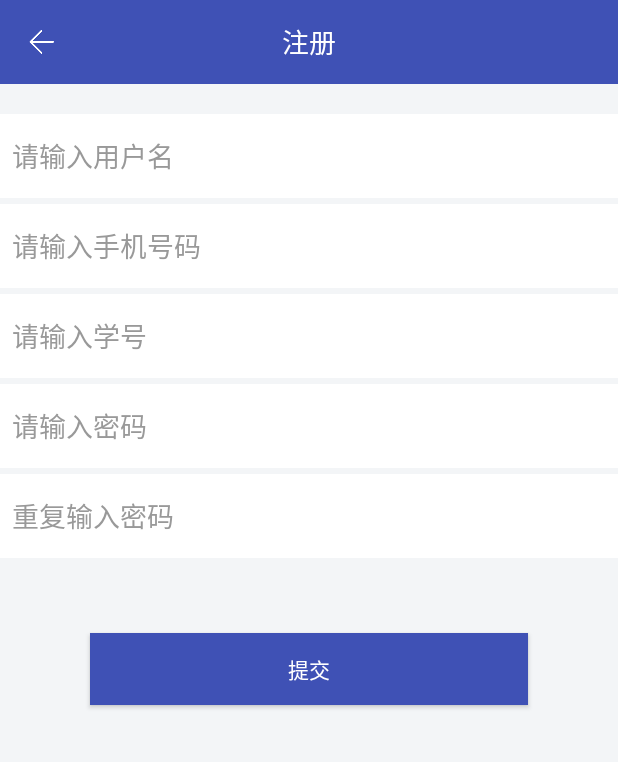
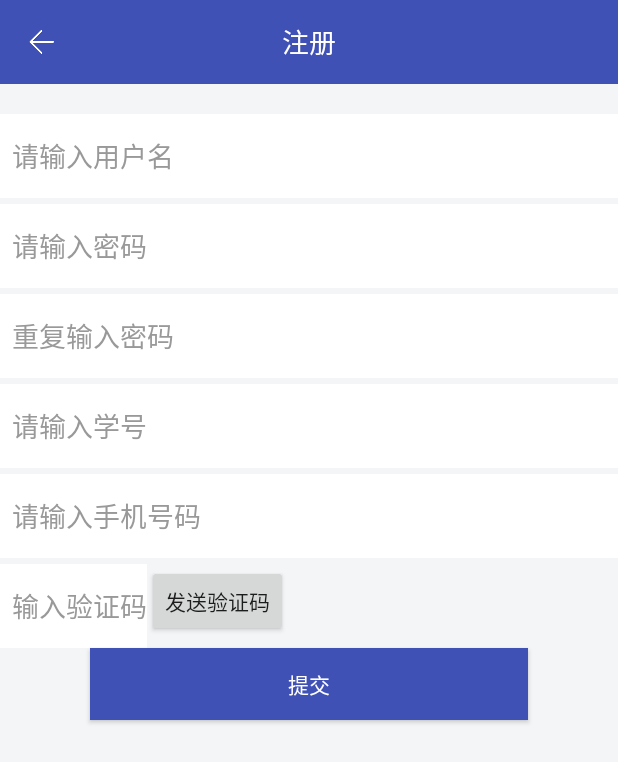
Before and after one commit to xyzamo/CampusApp, an Android app: the RegisterActivity screen opened directly, with no data from a screen before it, after a tap on "提交", on a phone screen of 412 x 824 dp. Shown: the top 762 px of the screen. Run offline under Robolectric (Android 15) with nearby library versions, the phone set to English and light mode, and no system bars; libraries missing offline, so code that uses them is left out: cn.bmob.sms, cn.bmob.v3.

Commit message:
手机号码登录button

```diff
--- a/app/build.gradle
+++ b/app/build.gradle
@@ -27,6 +27,7 @@ dependencies {
     androidTestImplementation 'com.android.support.test.espresso:espresso-core:3.0.1'
     compile 'com.android.support:appcompat-v7:26.1.0'
     compile 'cn.bmob.android:bmob-sdk:3.5.0'
+    compile 'cn.bmob.android:bmob-sms:1.0.1'
     compile 'org.greenrobot:eventbus:3.0.0'
     compile 'com.github.bumptech.glide:glide:3.7.0'
     compile 'cn.bmob.android:http-legacy:1.0'
--- a/app/src/main/AndroidManifest.xml
+++ b/app/src/main/AndroidManifest.xml
@@ -28,7 +28,6 @@
         <activity android:name=".ui.WelcomeActivity">
             <intent-filter>
                 <action android:name="android.intent.action.MAIN" />
-
                 <category android:name="android.intent.category.LAUNCHER" />
             </intent-filter>
         </activity>
--- a/app/src/main/java/com/test/question/App.java
+++ b/app/src/main/java/com/test/question/App.java
@@ -3,6 +3,9 @@ package com.test.question;
 import android.app.Application;
 import android.content.Context;
 
+import com.test.question.ui.MainActivity;
+
+import cn.bmob.sms.BmobSMS;
 import cn.bmob.v3.Bmob;
 
 
@@ -15,5 +18,6 @@ public class App extends Application {
         super.onCreate();
         mContext = getApplicationContext();
         Bmob.initialize(this, "4557c29cfeab2a38b4de6a5fd0158be8");
+        BmobSMS.initialize(this, "4557c29cfeab2a38b4de6a5fd0158be8");
     }
 }
--- a/app/src/main/java/com/test/question/ui/LoginActivity.java
+++ b/app/src/main/java/com/test/question/ui/LoginActivity.java
@@ -7,6 +7,7 @@ import android.preference.PreferenceManager;
 import android.support.annotation.Nullable;
 import android.text.TextUtils;
 import android.view.View;
+import android.widget.Button;
 import android.widget.CheckBox;
 import android.widget.EditText;
 import android.widget.TextView;
@@ -26,6 +27,7 @@ public class LoginActivity extends BaseActivity implements View.OnClickListener
     private EditText etPwd;
     private TextView btLogin;
     private TextView tv_register;
+    private Button btSmsLogin;
     private LoginActivity context;
     private CheckBox remberPass;
     private SharedPreferences pref;
@@ -47,7 +49,6 @@ public class LoginActivity extends BaseActivity implements View.OnClickListener
             etName.setText(account);
             etPwd.setText(passwo);
             remberPass.setChecked(true);
-
         }
     }
 
@@ -56,15 +57,21 @@ public class LoginActivity extends BaseActivity implements View.OnClickListener
         etPwd = (EditText)findViewById(R.id.et_pwd);
         btLogin = (TextView)findViewById(R.id.bt_login);
         tv_register = (TextView)findViewById(R.id.tv_register);
+        btSmsLogin = (Button) findViewById(R.id.id_btn_loginsms);
         remberPass = (CheckBox)findViewById(R.id.rember_psd);
 
         btLogin.setOnClickListener(this);
         tv_register.setOnClickListener(this);
+        btSmsLogin.setOnClickListener(this);
     }
 
     @Override
     public void onClick(View v) {
         switch (v.getId()){
+            case R.id.id_btn_loginsms:
+                //Intent intent = new Intent(this,);
+                //startActivity(intent);
+                break;
             case R.id.bt_login:
                 final String name = etName.getText().toString();
                 final String password = etPwd.getText().toString();
--- a/app/src/main/java/com/test/question/ui/RegisterActivity.java
+++ b/app/src/main/java/com/test/question/ui/RegisterActivity.java
@@ -3,6 +3,7 @@ package com.test.question.ui;
 import android.os.Bundle;
 import android.support.annotation.Nullable;
 import android.text.TextUtils;
+import android.util.Log;
 import android.view.View;
 import android.widget.Button;
 import android.widget.EditText;
@@ -11,6 +12,7 @@ import com.test.question.R;
 import com.test.question.base.BaseActivity;
 import com.test.question.bean.Person;
 
+import cn.bmob.sms.BmobSMS;
 import cn.bmob.v3.BmobUser;
 import cn.bmob.v3.exception.BmobException;
 import cn.bmob.v3.listener.SaveListener;
@@ -22,6 +24,9 @@ public class RegisterActivity extends BaseActivity implements View.OnClickListen
     private EditText etRepwd;
     private EditText etPhone;
     private EditText etSno;
+    private EditText etSendWrite;
+    private Button mBtnSend;
+    private Button mBtnREgister;
 
     @Override
     protected void onCreate(@Nullable Bundle savedInstanceState) {
@@ -38,19 +43,32 @@ public class RegisterActivity extends BaseActivity implements View.OnClickListen
         etPhone = (EditText) findViewById(R.id.id_et_phone);
         etRepwd = (EditText) findViewById(R.id.id_et_repassword);
         etSno = (EditText) findViewById(R.id.id_et_sno);
-        Button mBtnREgister = (Button) findViewById(R.id.id_btn_register);
+        etSendWrite = (EditText) findViewById(R.id.id_et_writesms);
+        mBtnSend = (Button) findViewById(R.id.id_btn_sendsms);
+        mBtnREgister = (Button) findViewById(R.id.id_btn_register);
+
+        mBtnSend.setOnClickListener(this);
         mBtnREgister.setOnClickListener(this);
     }
 
     @Override
     public void onClick(View v) {
+        Log.e("MESSAGE:", "1");
+        String name = etName.getText().toString().trim();
+        String pwd = etPwd.getText().toString().trim();
+        String phone = etPhone.getText().toString().trim();
+        String sno = etSno.getText().toString().trim();
+        String pwdAgain = etRepwd.getText().toString().trim();
         switch (v.getId()) {
+
+            case R.id.id_btn_sendsms:
+                /*if (TextUtils.getTrimmedLength(phone) != 11){
+                    onToast("请输入11位有效手机号码");
+                }else {
+                    BmobSMS.requestSMSCode(this);
+                }*/
+                    break;
             case R.id.id_btn_register:
-                String name = etName.getText().toString().trim();
-                String pwd = etPwd.getText().toString().trim();
-                String phone = etPhone.getText().toString().trim();
-                String sno = etSno.getText().toString().trim();
-                String pwdAgain = etRepwd.getText().toString().trim();
                 if (TextUtils.isEmpty(name)) {
                     onToast("用户名不能为空");
                     return;
@@ -101,7 +119,6 @@ public class RegisterActivity extends BaseActivity implements View.OnClickListen
                         }
                     }
                 });
-
                 break;
 
         }
--- a/app/src/main/res/layout/activity_login.xml
+++ b/app/src/main/res/layout/activity_login.xml
@@ -23,7 +23,7 @@
             android:hint="请输入账号"
             android:digits="@string/edit_digits"
             android:inputType="text"
-            android:textColor="#ffffff"
+            android:textColor="#00BFFF"
             android:textColorHint="#ffffff" />
 
         <EditText
@@ -34,7 +34,7 @@
             android:background="#44ffffff"
             android:hint="请输入密码"
             android:inputType="textWebPassword"
-            android:textColor="#ffffff"
+            android:textColor="#00BFFF"
             android:textColorHint="#ffffff" />
         <LinearLayout
             android:layout_width="match_parent"
@@ -75,6 +75,14 @@
                 android:layout_marginLeft="5dp"
                 android:layout_marginRight="5dp"
               >
+            <Button
+                android:id="@+id/id_btn_loginsms"
+                android:layout_width="wrap_content"
+                android:layout_height="wrap_content"
+                android:background="@drawable/btn_bg"
+                android:layout_marginTop="5dp"
+                android:textColor="@color/white"
+                android:text="手机号登录"/>
                 <TextView
                     android:padding="5dp"
                     android:id="@+id/tv_register"
--- a/app/src/main/res/layout/activity_register.xml
+++ b/app/src/main/res/layout/activity_register.xml
@@ -24,17 +24,29 @@
         android:textColorHint="@color/color999" />
 
     <EditText
-        android:id="@+id/id_et_phone"
+        android:id="@+id/id_et_password"
         android:layout_width="match_parent"
         android:layout_height="56dp"
         android:layout_marginTop="4dp"
         android:background="#ffffff"
-        android:inputType="phone"
-        android:hint="请输入手机号码"
-        android:digits="@string/edit_digits"
+        android:hint="请输入密码"
+        android:inputType="textWebPassword"
         android:maxLength="16"
         android:paddingLeft="8dp"
-        android:textColorHint="@color/color999"  />
+        android:textColorHint="@color/color999" />
+
+    <EditText
+        android:id="@+id/id_et_repassword"
+        android:layout_width="match_parent"
+        android:layout_height="56dp"
+        android:layout_marginTop="4dp"
+        android:background="#ffffff"
+        android:hint="重复输入密码"
+        android:inputType="textWebPassword"
+        android:maxLength="16"
+        android:paddingLeft="8dp"
+        android:textColorHint="@color/color999" />
+
     <EditText
         android:id="@+id/id_et_sno"
         android:layout_width="match_parent"
@@ -46,40 +58,54 @@
         android:paddingLeft="8dp"
         android:textColorHint="@color/color999"
         />
+
+
     <EditText
-        android:id="@+id/id_et_password"
+        android:id="@+id/id_et_phone"
         android:layout_width="match_parent"
         android:layout_height="56dp"
         android:layout_marginTop="4dp"
         android:background="#ffffff"
-        android:hint="请输入密码"
+        android:digits="@string/edit_digits"
+        android:hint="请输入手机号码"
+        android:inputType="phone"
         android:maxLength="16"
-        android:inputType="textWebPassword"
         android:paddingLeft="8dp"
-        android:textColorHint="@color/color999"  />
+        android:textColorHint="@color/color999" />
 
+
+    <LinearLayout
+        android:layout_width="wrap_content"
+        android:layout_height="wrap_content"
+        android:orientation="horizontal">
         <EditText
-        android:id="@+id/id_et_repassword"
+            android:id="@+id/id_et_writesms"
             android:layout_width="match_parent"
             android:layout_height="56dp"
-        android:inputType="textWebPassword"
             android:layout_marginTop="4dp"
             android:background="#ffffff"
-        android:hint="重复输入密码"
-        android:maxLength="16"
+            android:digits="@string/edit_digits"
+            android:hint="输入验证码"
+            android:inputType="phone"
+            android:maxLength="8"
             android:paddingLeft="8dp"
-        android:textColorHint="@color/color999"  />
-
+            android:textColorHint="@color/color999" />
+        <Button
+            android:id="@+id/id_btn_sendsms"
+            android:layout_width="match_parent"
+            android:layout_height="wrap_content"
+            android:text="发送验证码"
+            />
+    </LinearLayout>
 
     <Button
         android:id="@+id/id_btn_register"
         android:layout_width="match_parent"
-        android:background="@drawable/btn_bg"
-        android:textColor="@color/white"
         android:layout_height="wrap_content"
-        android:text="提交"
         android:layout_marginLeft="60dp"
         android:layout_marginRight="60dp"
-        android:layout_marginTop="50dp" />
+        android:background="@drawable/btn_bg"
+        android:text="提交"
+        android:textColor="@color/white" />
 
 </LinearLayout>
```
Also changed, not shown: app/src/main/java/com/test/question/ui/QuestionActivity.java (+1 -0 lines), app/src/main/res/drawable-xxhdpi/teatp2.png (renamed from app/src/main/res/drawable-xxhdpi/TeatP2.png), app/src/main/res/drawable-xxhdpi/teatp3.png (renamed from app/src/main/res/drawable-xxhdpi/TeatP3.png), app/src/main/res/drawable-xxhdpi/teatp4.png (added), 2 other files. Lines whose indentation alone changed are shown as unchanged.
